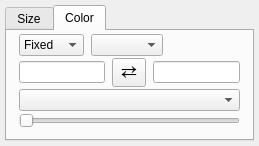
First picture: the form in glue_vispy_viewers/scatter/layer_style_widget.ui, repository glue-viz/glue-vispy-viewers, before the edit.
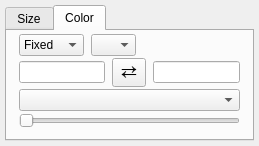
Second picture: the form after the edit. Custom widgets are drawn as their Qt base class.

Commit message: Make sure the combo boxes don’t expand if component names are long

Patch:
```diff
--- a/glue_vispy_viewers/scatter/layer_style_widget.ui
+++ b/glue_vispy_viewers/scatter/layer_style_widget.ui
@@ -209,7 +209,11 @@
            </widget>
           </item>
           <item>
-           <widget class="QComboBox" name="combo_cmap_attribute"/>
+           <widget class="QComboBox" name="combo_cmap_attribute">
+            <property name="sizeAdjustPolicy">
+             <enum>QComboBox::AdjustToMinimumContentsLength</enum>
+            </property>
+           </widget>
           </item>
           <item>
            <widget class="QColorBox" name="label_color">
```
Left out of the diff: 12 changed lines with no effect on the pictures. The commit also changes 4 other files.
